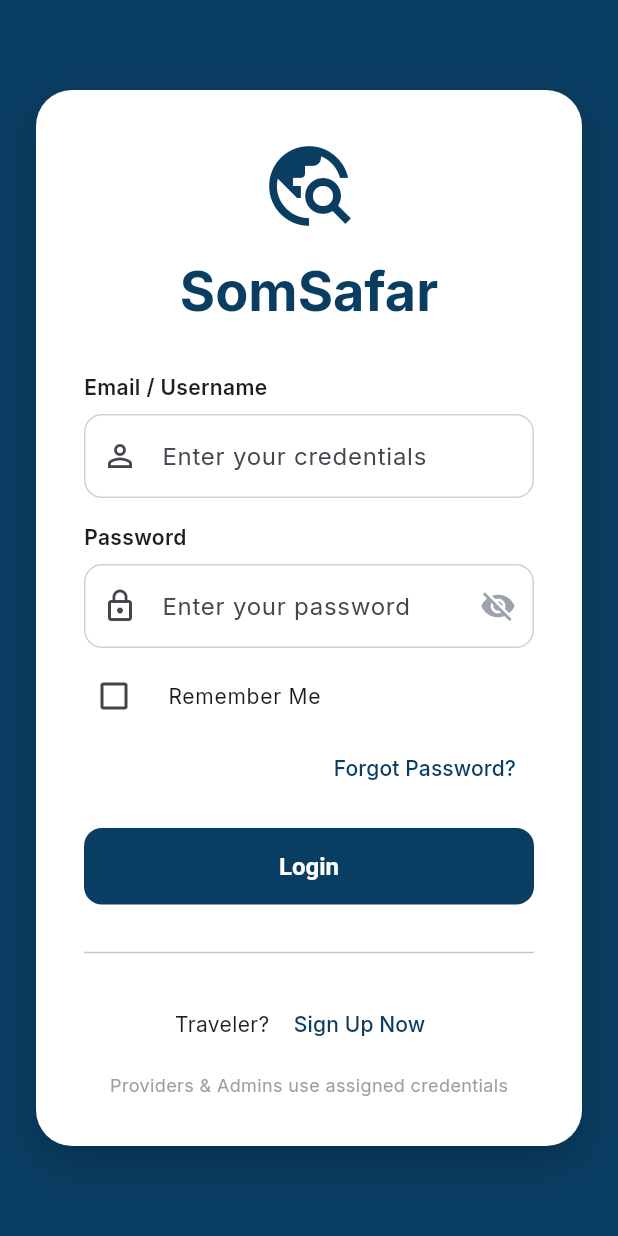
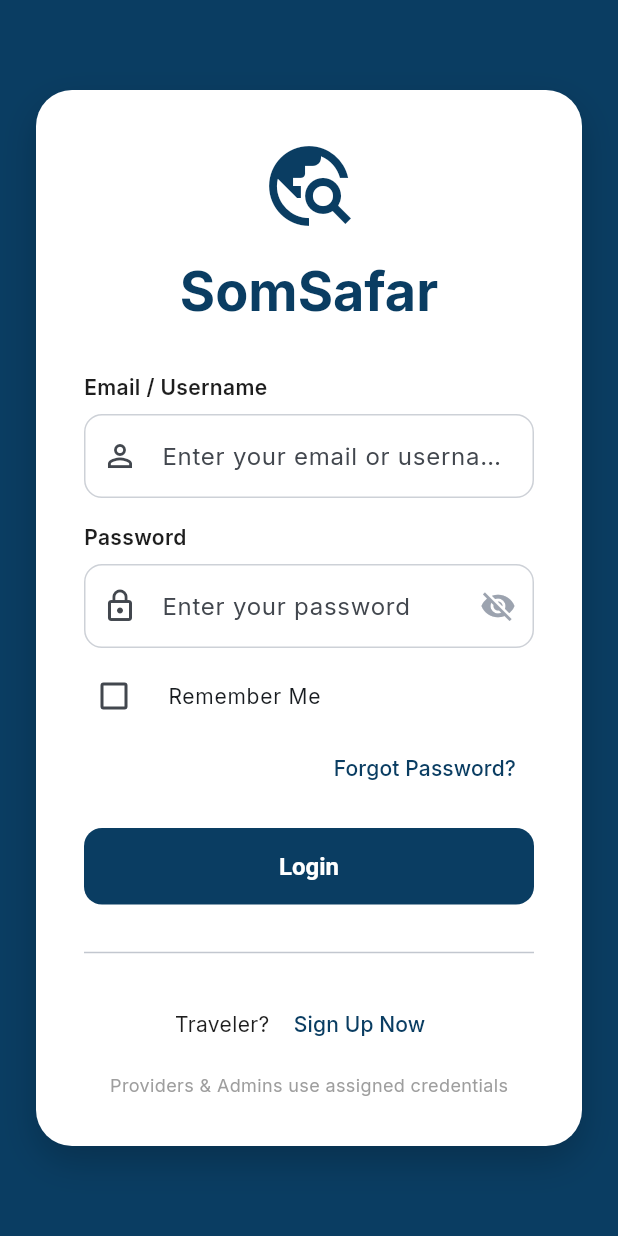
Before and after one commit to ahmedOsman64/somsafar_booking, a Flutter app: the screen it shows after launch, on a phone screen of 412 x 824 dp. Run offline on Flutter 3.47's test engine with Material 3 defaults, Android fonts, the phone set to English and light mode, and no system bars; our stand-ins replace cloud_firestore, firebase_core, fl_chart, flutter_riverpod, go_router, google_fonts and 2 more; accounts and stored records are empty.

Commit message:
Updated login screen

```diff
--- a/lib/auth/login_screen.dart
+++ b/lib/auth/login_screen.dart
@@ -115,7 +115,7 @@ class _LoginScreenState extends ConsumerState<LoginScreen> {
                   AppTextField(
                     controller: _emailController,
                     label: 'Email / Username',
-                    hint: 'Enter your credentials',
+                    hint: 'Enter your email or username',
                     prefixIcon: const Icon(Icons.person_outline),
                     validator: (v) => v?.isEmpty == true ? 'Required' : null,
                   ),
```
